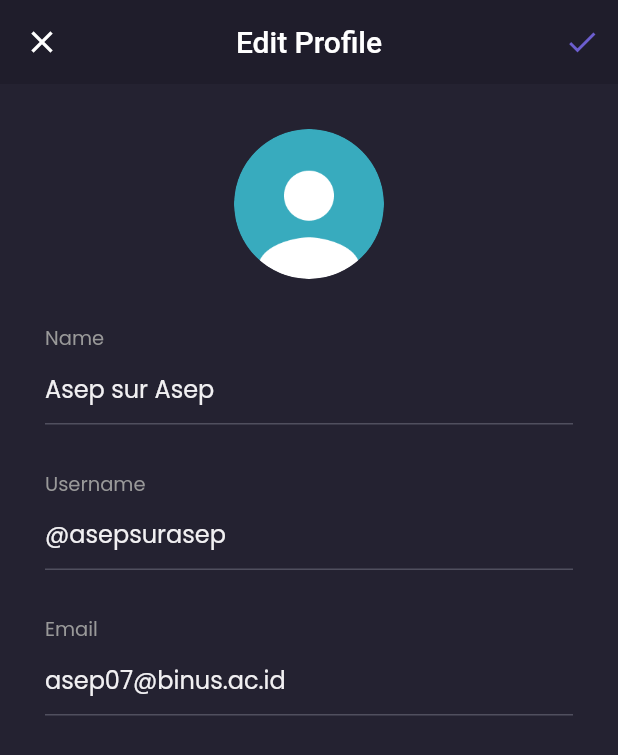
After one commit to Koredeee/shamo-commerce, a Flutter app: the EditProfilePage screen opened by its route, on a phone screen of 412 x 824 dp. The commit adds this screen. Shown: the top 755 px of the screen. Run offline on Flutter 3.47's test engine with Material 2 defaults, Android fonts, the phone set to English and light mode, and no system bars; our stand-ins replace google_fonts.

Commit message:
Added Edit Profile

```diff
--- a/shamo/lib/main.dart
+++ b/shamo/lib/main.dart
@@ -2,6 +2,7 @@
 
 import 'package:flutter/material.dart';
 import 'package:shamo/pages/detail_chat_page.dart';
+import 'package:shamo/pages/edit_profile_page.dart';
 import 'package:shamo/pages/home/main_page.dart';
 import 'package:shamo/pages/sign_in_page.dart';
 import 'package:shamo/pages/sign_up_page.dart';
@@ -25,6 +26,7 @@ class MyApp extends StatelessWidget {
         '/sign-up': (context) => SignUpPage(),
         '/home': (context) => MainPage(),
         '/detail-chat': (context) => DetailChatPage(),
+        '/edit-profile': (context) => EditProfilePage(),
       },
     );
   }
--- /dev/null
+++ b/shamo/lib/pages/edit_profile_page.dart
@@ -0,0 +1,135 @@
+import 'package:flutter/material.dart';
+import 'package:shamo/theme.dart';
+
+class EditProfilePage extends StatelessWidget {
+  const EditProfilePage({super.key});
+
+  Widget nameInput() {
+    return Container(
+      margin: EdgeInsets.only(top: 30),
+      child: Column(
+        crossAxisAlignment: CrossAxisAlignment.start,
+        children: [
+          Text(
+            'Name',
+            style: secondaryTextStyle.copyWith(fontSize: 13),
+          ),
+          TextFormField(
+            style: primaryTextStyle,
+            decoration: InputDecoration(
+              hintText: 'Asep sur Asep',
+              hintStyle: primaryTextStyle,
+              enabledBorder: UnderlineInputBorder(
+                borderSide: BorderSide(color: subtitleColor),
+              ),
+            ),
+          )
+        ],
+      ),
+    );
+  }
+
+  Widget usernameInput() {
+    return Container(
+      margin: EdgeInsets.only(top: 30),
+      child: Column(
+        crossAxisAlignment: CrossAxisAlignment.start,
+        children: [
+          Text(
+            'Username',
+            style: secondaryTextStyle.copyWith(fontSize: 13),
+          ),
+          TextFormField(
+            style: primaryTextStyle,
+            decoration: InputDecoration(
+              hintText: '@asepsurasep',
+              hintStyle: primaryTextStyle,
+              enabledBorder: UnderlineInputBorder(
+                borderSide: BorderSide(color: subtitleColor),
+              ),
+            ),
+          )
+        ],
+      ),
+    );
+  }
+
+  Widget emailInput() {
+    return Container(
+      margin: EdgeInsets.only(top: 30),
+      child: Column(
+        crossAxisAlignment: CrossAxisAlignment.start,
+        children: [
+          Text(
+            'Email',
+            style: secondaryTextStyle.copyWith(fontSize: 13),
+          ),
+          TextFormField(
+            style: primaryTextStyle,
+            decoration: InputDecoration(
+              hintText: 'asep07@binus.ac.id',
+              hintStyle: primaryTextStyle,
+              enabledBorder: UnderlineInputBorder(
+                borderSide: BorderSide(color: subtitleColor),
+              ),
+            ),
+          )
+        ],
+      ),
+    );
+  }
+
+  Widget content() {
+    return Container(
+      padding: EdgeInsets.symmetric(horizontal: defaultMargin),
+      // lebarnya akan se layar
+      width: double.infinity,
+      child: Column(
+        crossAxisAlignment: CrossAxisAlignment.center,
+        children: [
+          Container(
+            width: 100,
+            height: 100,
+            margin: EdgeInsets.only(top: defaultMargin),
+            decoration: BoxDecoration(
+              shape: BoxShape.circle,
+              image: DecorationImage(
+                image: AssetImage('assets/image_profile.png'),
+              ),
+            ),
+          ),
+          nameInput(),
+          usernameInput(),
+          emailInput(),
+        ],
+      ),
+    );
+  }
+
+  @override
+  Widget build(BuildContext context) {
+    return Scaffold(
+      backgroundColor: backgroundColor3,
+      appBar: AppBar(
+        leading: IconButton(
+          onPressed: () {
+            Navigator.pop(context);
+          },
+          icon: Icon(Icons.close),
+        ),
+        backgroundColor: backgroundColor1,
+        elevation: 0,
+        centerTitle: true,
+        title: Text('Edit Profile'),
+        actions: [
+          IconButton(
+            onPressed: () {},
+            icon: Icon(Icons.check, color: primaryColor),
+          )
+        ],
+      ),
+      body: content(),
+      resizeToAvoidBottomInset: false,
+    );
+  }
+}
--- a/shamo/lib/pages/home/profile_page.dart
+++ b/shamo/lib/pages/home/profile_page.dart
@@ -6,7 +6,7 @@ import 'package:shamo/theme.dart';
 class ProfilePage extends StatelessWidget {
   const ProfilePage({super.key});
 
-  Widget header() {
+  Widget header(BuildContext context) {
     return AppBar(
       backgroundColor: backgroundColor1,
       automaticallyImplyLeading: false,
@@ -37,7 +37,12 @@ class ProfilePage extends StatelessWidget {
                   ],
                 ),
               ),
-              Image.asset('assets/button_exit.png', width: 20)
+              GestureDetector(
+                  onTap: () {
+                    Navigator.pushNamedAndRemoveUntil(
+                        context, '/sign-in', (route) => false);
+                  },
+                  child: Image.asset('assets/button_exit.png', width: 20))
             ],
           ),
         ),
@@ -64,7 +69,7 @@ class ProfilePage extends StatelessWidget {
     );
   }
 
-  Widget content() {
+  Widget content(BuildContext context) {
     return Expanded(
         child: Container(
       padding: EdgeInsets.symmetric(horizontal: defaultMargin),
@@ -80,7 +85,11 @@ class ProfilePage extends StatelessWidget {
             style:
                 primaryTextStyle.copyWith(fontSize: 16, fontWeight: semiBold),
           ),
-          menuItem('Edit Profile'),
+          GestureDetector(
+              onTap: () {
+                Navigator.pushNamed(context, '/edit-profile');
+              },
+              child: menuItem('Edit Profile')),
           menuItem('Your Orders'),
           menuItem('Help'),
           SizedBox(
@@ -103,8 +112,8 @@ class ProfilePage extends StatelessWidget {
   Widget build(BuildContext context) {
     return Column(
       children: [
-        header(),
-        content(),
+        header(context),
+        content(context),
       ],
     );
   }
```
